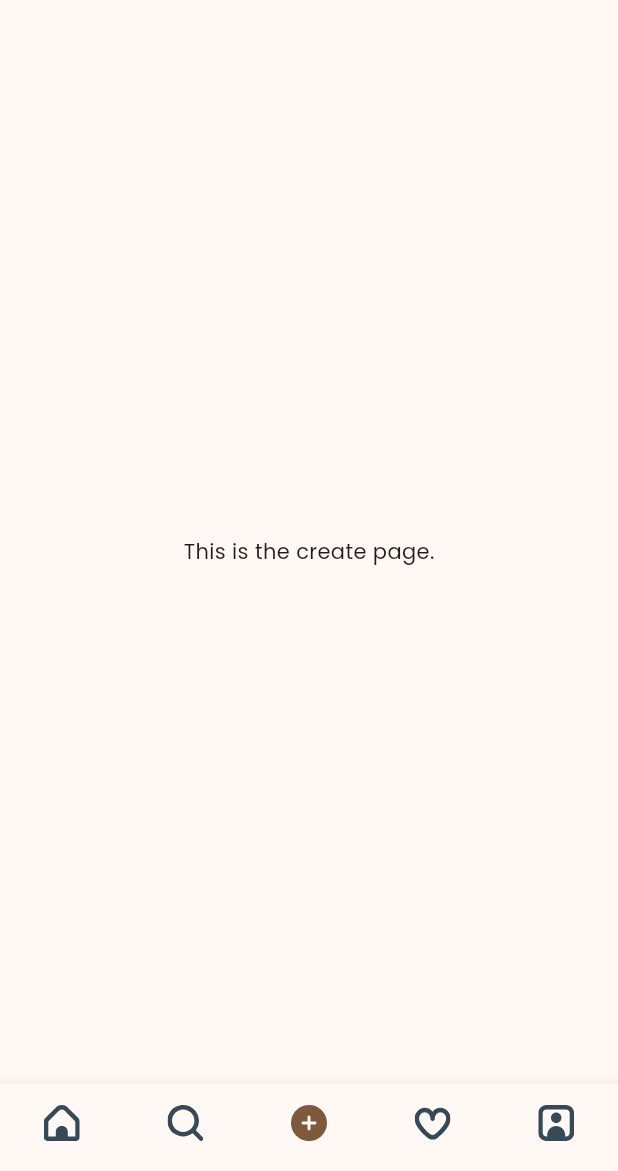
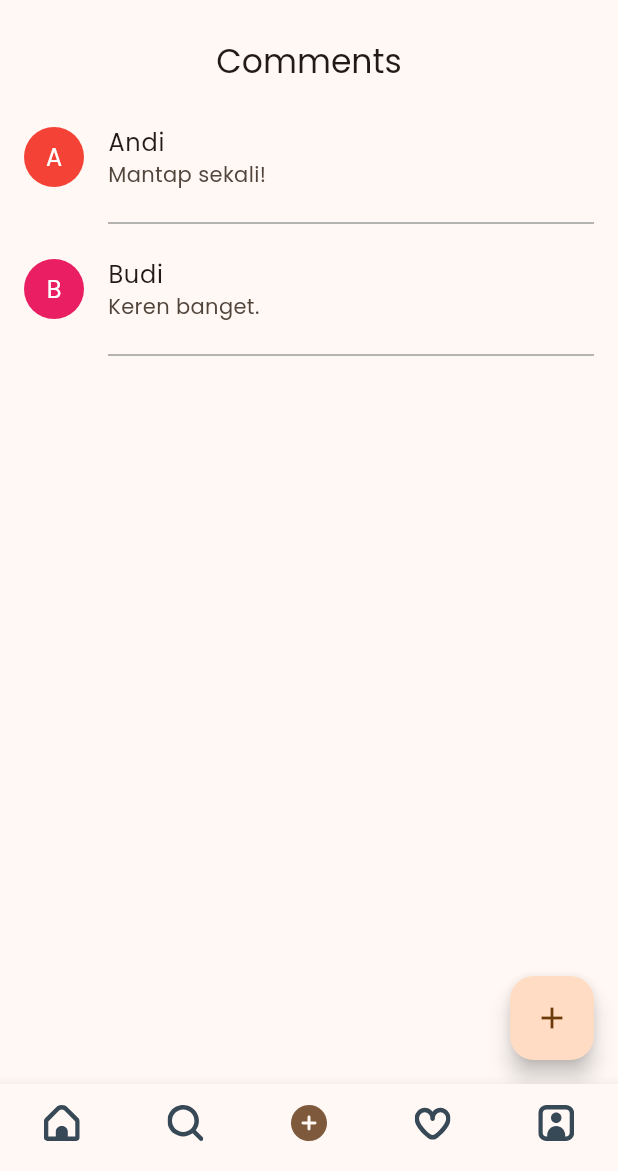
Before and after one commit to iwiydananta/mobile-programming-ca224, a Flutter app: the screen it shows after launch, item 3 of the bottom bar chosen, on a phone screen of 412 x 824 dp, the part 65-1236 px from its top. Run offline on Flutter 3.47's test engine with Material 3 defaults, Android fonts, the phone set to English and light mode, and no system bars; our stand-ins replace flutter_svg; network calls fail.

Commit message:
Menambahkan Tugas Pertemuan 07

```diff
--- /dev/null
+++ b/lib/pages/list_comments_page.dart
@@ -0,0 +1,74 @@
+import 'package:flutter/material.dart';
+import 'create_comment.dart';
+
+class ListCommentsPage extends StatefulWidget {
+  const ListCommentsPage({super.key});
+
+  @override
+  State<ListCommentsPage> createState() => _ListCommentsPageState();
+}
+
+class _ListCommentsPageState extends State<ListCommentsPage> {
+  // List untuk menyimpan komentar
+  final List<Map<String, String>> _comments = [
+    {"name": "Andi", "comment": "Mantap sekali!"},
+    {"name": "Budi", "comment": "Keren banget."},
+  ];
+
+  // Fungsi untuk menambah komentar baru
+  void _addComment(String name, String comment) {
+    setState(() {
+      _comments.add({"name": name, "comment": comment});
+    });
+  }
+
+  @override
+  Widget build(BuildContext context) {
+    return Scaffold(
+      appBar: AppBar(
+        title: const Text("Comments"),
+        centerTitle: true,
+      ),
+      body: ListView.builder(
+        itemCount: _comments.length,
+        itemBuilder: (context, index) {
+          return Column(
+            children: [
+              ListTile(
+                leading: CircleAvatar(
+                  backgroundColor: Colors.primaries[index % Colors.primaries.length],
+                  child: Text(
+                    _comments[index]["name"]![0].toUpperCase(), // Inisial nama
+                    style: const TextStyle(color: Colors.white),
+                  ),
+                ),
+                title: Text(_comments[index]["name"]!),
+                subtitle: Text(_comments[index]["comment"]!),
+              ),
+              // Garis pemisah
+              const Divider(
+                color: Colors.grey, // Warna garis pemisah
+                thickness: 1, // Ketebalan garis
+                indent: 72, // Jarak garis dari sisi kiri
+                endIndent: 16, // Jarak garis dari sisi kanan
+              ),
+            ],
+          );
+        },
+      ),
+      floatingActionButton: FloatingActionButton(
+        onPressed: () {
+          Navigator.push(
+            context,
+            MaterialPageRoute(
+              builder: (context) => CreateCommentPage(
+                onSubmit: _addComment,
+              ),
+            ),
+          );
+        },
+        child: const Icon(Icons.add),
+      ),
+    );
+  }
+}
--- a/lib/pages/main_page.dart
+++ b/lib/pages/main_page.dart
@@ -1,8 +1,11 @@
 import 'package:flutter/material.dart';
 import 'package:flutter_svg/flutter_svg.dart';
 import 'package:myapp/pages/home_page.dart';
+import 'package:myapp/pages/list_comments_page.dart';
 import 'package:myapp/pages/search_page.dart';
 import 'package:myapp/resources/colors.dart';
+// ignore: unused_import
+import 'package:myapp/pages/create_comment.dart';
 
 class MainPage extends StatefulWidget {
   const MainPage({super.key});
@@ -26,11 +29,10 @@ class _MainPageState extends State<MainPage> {
 final List<Widget> _pages = [
   const HomePage(),
   const SearchPage(),
-    const Center(child: Text('This is the create page.')),
+  ListCommentsPage(),
   const Center(child: Text('This is the activity page.')),
   const Center(child: Text('This is the profile page.')),
 ];
-
   @override
   Widget build(BuildContext context) {
     return Scaffold(
```
Also changed, not shown: lib/models/moment.dart (added, +23 -0 lines), lib/pages/create_comment.dart (added, +100 -0 lines). Lines whose indentation alone changed are shown as unchanged.
